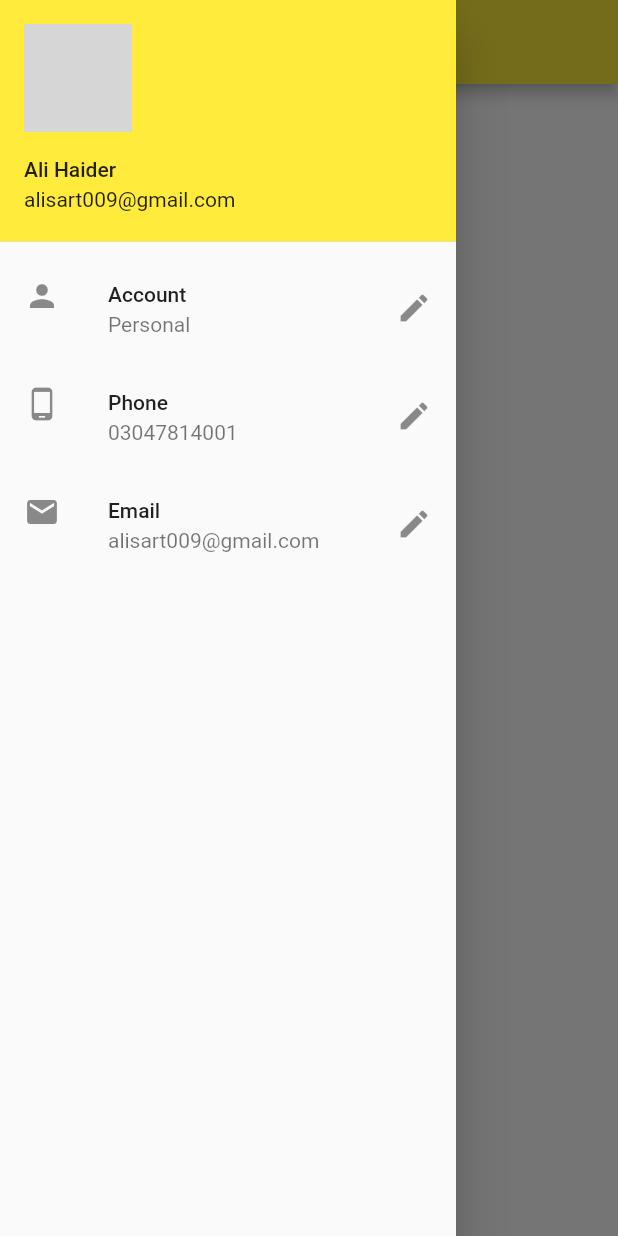
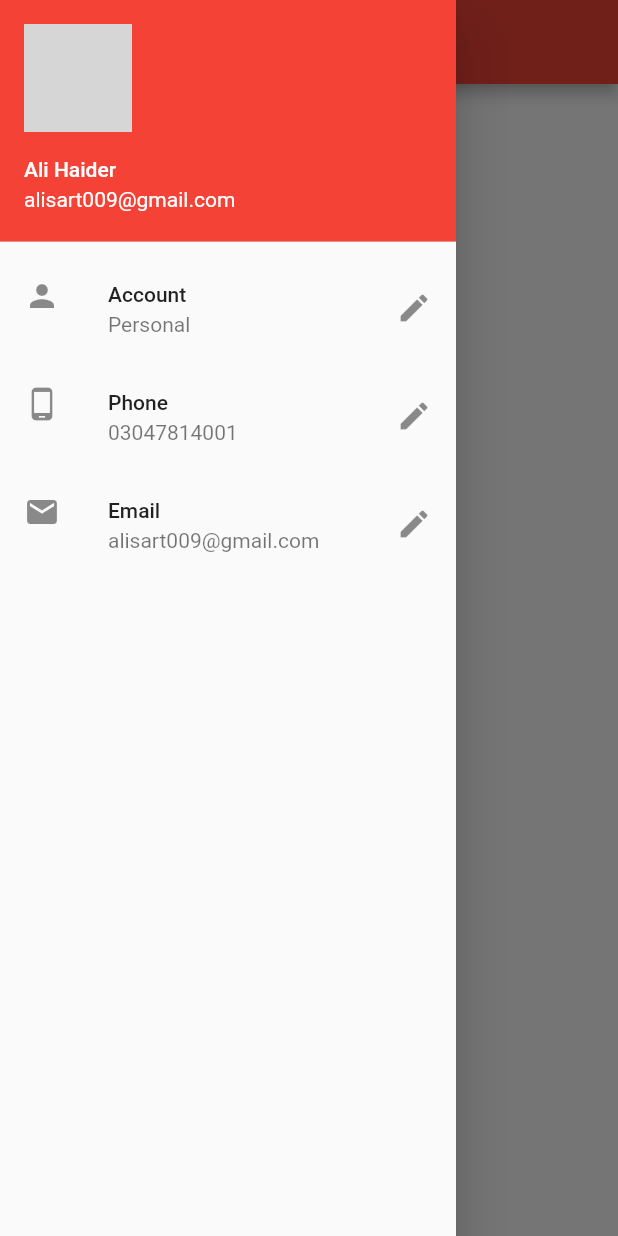
Before and after one commit to alihaider054/fa17_bse_054, a Flutter app: the screen it shows after launch, with the side drawer open, on a phone screen of 412 x 824 dp. Run offline on Flutter 3.47's test engine with Material 2 defaults, Android fonts, the phone set to English and light mode, and no system bars; grey boxes are pictures that could not be loaded.

Commit message:
navigation bar

```diff
--- a/lib/main.dart
+++ b/lib/main.dart
@@ -11,7 +11,7 @@ class Home extends StatelessWidget {
       title: 'Dice App',
       home: HomePage(),
       theme: ThemeData(
-          primarySwatch: Colors.yellow
+          primarySwatch: Colors.red
       ),
 
     );
```
